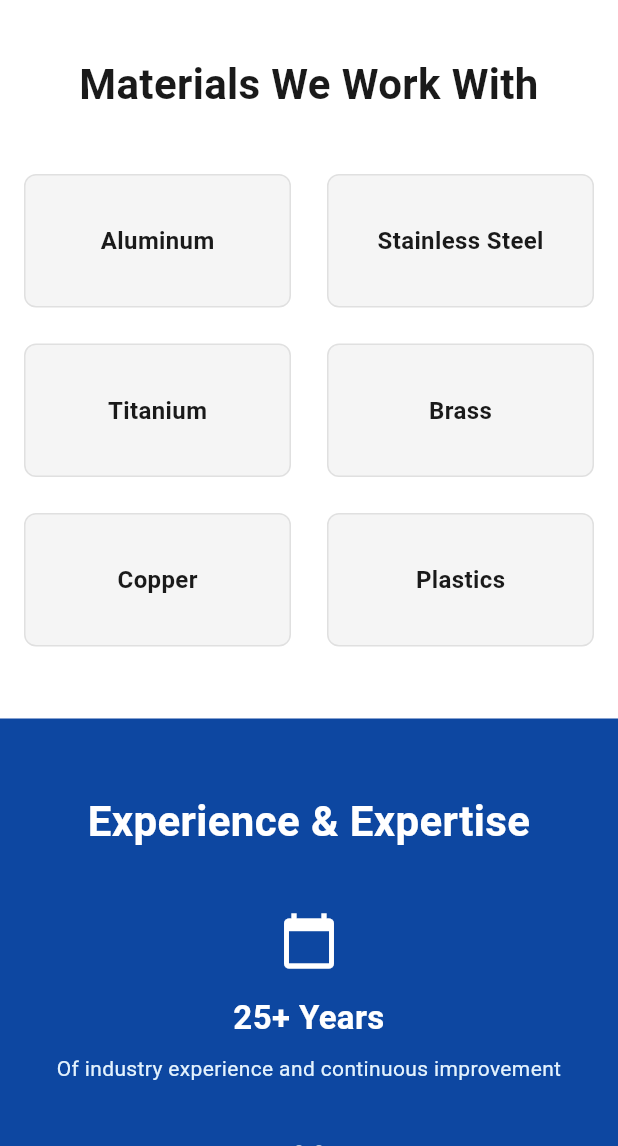
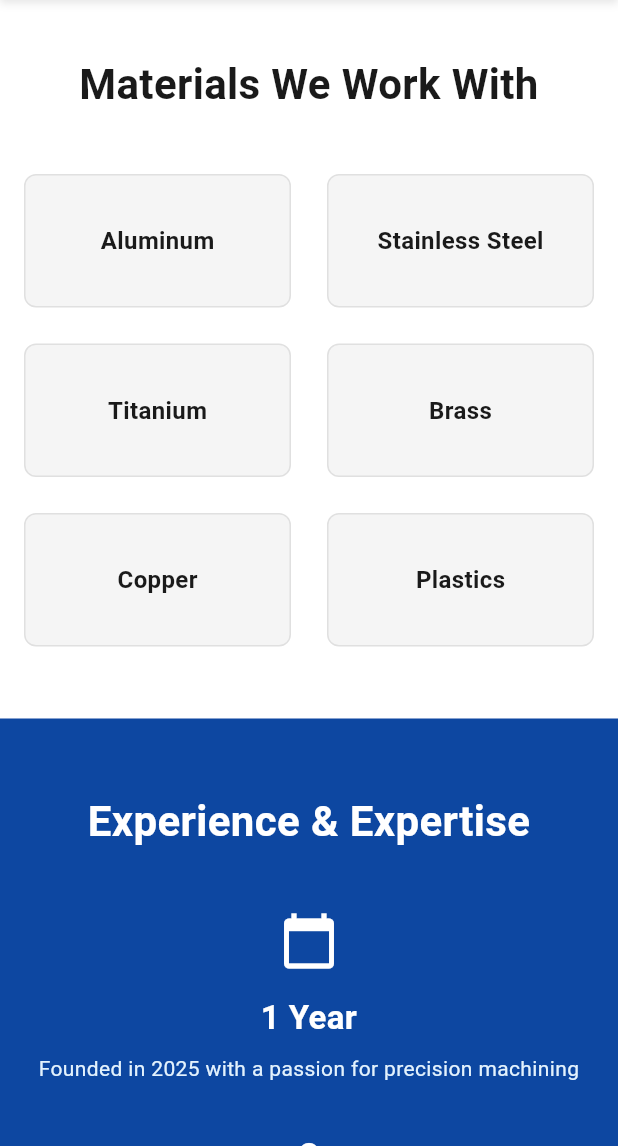
Before and after one commit to hung148/MV, a Flutter app: the screen it shows after launch, scrolled down 2304 dp, on a phone screen of 412 x 824 dp, the part 90-1236 px from its top. Run offline on Flutter 3.47's test engine with Material 3 defaults, Android fonts, the phone set to English and light mode, and no system bars; our stand-ins replace cloud_firestore, firebase_core, go_router; accounts and stored records are empty; generated files the repository leaves out were written again.

Commit message:
fix overflow error

```diff
--- a/lib/main.dart
+++ b/lib/main.dart
@@ -60,15 +60,65 @@ class AppShell extends StatelessWidget {
   @override
   Widget build(BuildContext context) {
     return Scaffold(
-      body: Column(
-        children: [
-          CustomNavigationBar(
-            currentRoute: currentRoute,
-            onNavigate: (route) => context.go(route),
-          ),
-          Expanded(child: child),
-        ],
-      ),
+      body: _AppShellBody(currentRoute: currentRoute, child: child),
     );
   }
 }
+
+class _AppShellBody extends StatefulWidget {
+  final Widget child;
+  final String currentRoute;
+
+  const _AppShellBody({required this.child, required this.currentRoute});
+
+  @override
+  State<_AppShellBody> createState() => _AppShellBodyState();
+}
+
+class _AppShellBodyState extends State<_AppShellBody> {
+  final GlobalKey _navKey = GlobalKey();
+  double _navHeight = 64;
+
+  @override
+  void initState() {
+    super.initState();
+    WidgetsBinding.instance.addPostFrameCallback((_) => _measureNav());
+  }
+
+  void _measureNav() {
+    final box = _navKey.currentContext?.findRenderObject() as RenderBox?;
+    if (box != null && mounted) {
+      setState(() => _navHeight = box.size.height);
+    }
+  }
+
+  @override
+  Widget build(BuildContext context) {
+    return Stack(
+      children: [
+        // Page content scrolls underneath, padded so it starts below the nav
+        Positioned.fill(
+          top: _navHeight,
+          child: widget.child,
+        ),
+        // Nav bar sits on top
+        Positioned(
+          top: 0,
+          left: 0,
+          right: 0,
+          child: KeyedSubtree(
+            key: _navKey,
+            child: CustomNavigationBar(
+              currentRoute: widget.currentRoute,
+              onNavigate: (route) {
+                context.go(route);
+                // Re-measure after navigation (menu may close)
+                WidgetsBinding.instance.addPostFrameCallback((_) => _measureNav());
+              },
+            ),
+          ),
+        ),
+      ],
+    );
+  }
+}
--- a/lib/screens/about_page.dart
+++ b/lib/screens/about_page.dart
@@ -42,9 +42,9 @@ class AboutPage extends StatelessWidget {
           constraints: BoxConstraints(maxWidth: r.maxContentWidth),
           child: Column(
             children: [
-              Text('About MV Machine Shop', style: TextStyle(fontSize: r.displayHeading, fontWeight: FontWeight.bold, color: Colors.white), textAlign: TextAlign.center),
+              Text('About MV Manufacturing LLC', style: TextStyle(fontSize: r.displayHeading, fontWeight: FontWeight.bold, color: Colors.white), textAlign: TextAlign.center),
               SizedBox(height: r.spacingM),
-              Text('Building precision parts and lasting partnerships since 1999', style: TextStyle(fontSize: r.heroSubHeading, color: Colors.white70), textAlign: TextAlign.center),
+              Text('Building precision parts and lasting partnerships since 2025', style: TextStyle(fontSize: r.heroSubHeading, color: Colors.white70), textAlign: TextAlign.center),
             ],
           ),
         ),
@@ -65,13 +65,13 @@ class AboutPage extends StatelessWidget {
               Text('Our Story', style: TextStyle(fontSize: r.heading1, fontWeight: FontWeight.bold, color: const Color(0xFF1a1a1a))),
               SizedBox(height: r.spacingL),
               Text(
-                'Founded in 1999 by master machinist Michael Vasquez, MV Machine Shop began in a modest 2,000 square foot facility with just three CNC machines and a vision for excellence. What started as a small job shop serving local manufacturers has grown into a full-service precision machining company trusted by aerospace, medical, and industrial clients nationwide.',
+                'Founded in 2025 by master machinist Minh Vu, MV Manufacturing LLC began in a modest 1,300 square foot facility with just one CNC machine and a vision for excellence. What started as a small job shop serving local manufacturers has grown into a full-service precision machining company trusted by aerospace, medical, and industrial clients nationwide.',
                 style: TextStyle(fontSize: r.bodyProse, color: const Color(0xFF333333), height: 1.8),
                 textAlign: TextAlign.center,
               ),
               SizedBox(height: r.spacingM),
               Text(
-                'Today, we operate from a 25,000 square foot facility housing state-of-the-art CNC equipment and employ over 50 skilled professionals. Our commitment to quality, innovation, and customer service remains as strong as it was on day one.',
+                'Today, we operate from our facility with two CNC machines, with Minh hands-on at every step. Our commitment to quality, innovation, and customer service remains as strong as it was on day one.',
                 style: TextStyle(fontSize: r.bodyProse, color: const Color(0xFF333333), height: 1.8),
                 textAlign: TextAlign.center,
               ),
@@ -188,9 +188,7 @@ class AboutPage extends StatelessWidget {
                 runSpacing: r.spacingXL,
                 alignment: WrapAlignment.center,
                 children: [
-                  _buildTeamMember(r, name: 'Michael Vasquez', title: 'Founder & CEO', description: 'Master machinist with 35+ years of experience. Leads strategic vision and client relationships.'),
-                  _buildTeamMember(r, name: 'Sarah Chen', title: 'VP of Operations', description: 'Aerospace engineer overseeing production, quality control, and continuous improvement initiatives.'),
-                  _buildTeamMember(r, name: 'Robert Martinez', title: 'Director of Engineering', description: 'CAD/CAM expert managing programming team and technical customer support.'),
+                  _buildTeamMember(r, name: 'Minh Vu', title: 'Founder & Owner', description: 'Master machinist and sole operator, personally handling every job from start to finish.'),
                 ],
               ),
             ],
@@ -237,12 +235,8 @@ class AboutPage extends StatelessWidget {
             children: [
               Text('Our Journey', style: TextStyle(fontSize: r.heading1, fontWeight: FontWeight.bold, color: const Color(0xFF1a1a1a))),
               SizedBox(height: r.spacingXXL),
-              _buildTimelineItem(r, '1999', 'Founded', 'MV Machine Shop established with 3 CNC machines'),
-              _buildTimelineItem(r, '2005', 'ISO 9001', 'Achieved ISO 9001 certification'),
-              _buildTimelineItem(r, '2010', 'Facility Expansion', 'Moved to 15,000 sq ft facility'),
-              _buildTimelineItem(r, '2015', 'AS9100 Certified', 'Entered aerospace market with AS9100D'),
-              _buildTimelineItem(r, '2020', 'Major Growth', 'Expanded to 25,000 sq ft, added 5-axis capabilities'),
-              _buildTimelineItem(r, '2024', 'Medical Certification', 'Achieved ISO 13485 for medical device manufacturing'),
+              _buildTimelineItem(r, '2025', 'Founded', 'MV Manufacturing LLC established with 1 CNC machine in a 1,300 sq ft facility'),
+              _buildTimelineItem(r, '2026', 'Growing', 'Added a second CNC machine, continuing to build client relationships'),
             ],
           ),
         ),
--- a/lib/screens/capabilities_page.dart
+++ b/lib/screens/capabilities_page.dart
@@ -75,10 +75,8 @@ class CapabilitiesPage extends StatelessWidget {
                 runSpacing: r.cardSpacing,
                 alignment: WrapAlignment.center,
                 children: [
-                  _buildEquipmentCard(r, title: '5-Axis CNC Mills', specs: ['Travel: 40" x 20" x 20"', 'Spindle speed: 12,000 RPM', 'Tool capacity: 60 tools', 'Tolerance: ±0.0005"'], icon: Icons.view_in_ar),
                   _buildEquipmentCard(r, title: 'CNC Turning Centers', specs: ['Max diameter: 12"', 'Max length: 24"', 'Live tooling capable', 'Sub-spindle equipped'], icon: Icons.rotate_90_degrees_ccw),
                   _buildEquipmentCard(r, title: 'Swiss-Type Lathes', specs: ['Bar capacity: 1.25"', 'Live tooling: 12 positions', 'Sub-spindle capable', 'High-volume production'], icon: Icons.precision_manufacturing),
-                  _buildEquipmentCard(r, title: 'Wire EDM', specs: ['Wire diameter: 0.004" - 0.012"', 'Tolerance: ±0.0002"', 'Surface finish: Ra 8', 'Hardened materials capable'], icon: Icons.bolt),
                   _buildEquipmentCard(r, title: 'CMM Inspection', specs: ['Measuring volume: 24" x 24" x 16"', 'Accuracy: 0.0001"', 'Contact and optical probing', 'Full dimensional reports'], icon: Icons.straighten),
                   _buildEquipmentCard(r, title: 'Surface Grinding', specs: ['Capacity: 24" x 12" x 12"', 'Tolerance: ±0.0002"', 'Surface finish: Ra 4', 'Magnetic and vacuum chucks'], icon: Icons.grid_on),
                 ],
@@ -273,7 +271,7 @@ class CapabilitiesPage extends StatelessWidget {
                         _buildCapacityStat(r, 'Prototype', 'to Production', Icons.inventory),
                         _buildCapacityStat(r, '1-100,000+', 'Parts/Month', Icons.speed),
                         _buildCapacityStat(r, '24/7', 'Operations', Icons.access_time),
-                        _buildCapacityStat(r, '15+', 'CNC Machines', Icons.precision_manufacturing),
+                        _buildCapacityStat(r, '2', 'CNC Machines', Icons.precision_manufacturing),
                       ],
                     )
                   : Wrap(
@@ -284,7 +282,7 @@ class CapabilitiesPage extends StatelessWidget {
                         _buildCapacityStat(r, 'Prototype', 'to Production', Icons.inventory),
                         _buildCapacityStat(r, '1-100,000+', 'Parts/Month', Icons.speed),
                         _buildCapacityStat(r, '24/7', 'Operations', Icons.access_time),
-                        _buildCapacityStat(r, '15+', 'CNC Machines', Icons.precision_manufacturing),
+                        _buildCapacityStat(r, '2', 'CNC Machines', Icons.precision_manufacturing),
                       ],
                     ),
             ],
@@ -326,10 +324,8 @@ class CapabilitiesPage extends StatelessWidget {
                 mainAxisSpacing: r.cardSpacing,
                 childAspectRatio: r.certGridAspectRatio,
                 children: [
-                  _buildCertCard(r, 'ISO 9001:2015', 'Quality Management'),
                   _buildCertCard(r, 'AS9100D', 'Aerospace Quality'),
                   _buildCertCard(r, 'ITAR Registered', 'Defense Compliance'),
-                  _buildCertCard(r, 'ISO 13485', 'Medical Devices'),
                   _buildCertCard(r, 'PPAP Level 3', 'Automotive Standards'),
                   _buildCertCard(r, 'RoHS Compliant', 'Environmental Standards'),
                 ],
--- a/lib/screens/home_page.dart
+++ b/lib/screens/home_page.dart
@@ -160,7 +160,7 @@ class HomePageContent extends StatelessWidget {
                 children: [
                   _buildFeatureCard(r, icon: Icons.precision_manufacturing, title: 'Precision Engineering', description: 'Tolerances down to ±0.0005" with state-of-the-art CNC equipment'),
                   _buildFeatureCard(r, icon: Icons.speed, title: 'Fast Turnaround', description: 'Quick quotes within 24 hours and rapid production times'),
-                  _buildFeatureCard(r, icon: Icons.verified, title: 'Quality Assured', description: 'ISO 9001 certified processes and rigorous inspection standards'),
+                  _buildFeatureCard(r, icon: Icons.verified, title: 'Quality Assured', description: 'Rigorous inspection standards and personal quality control on every part'),
                 ],
               ),
             ],
@@ -218,10 +218,10 @@ class HomePageContent extends StatelessWidget {
                 runSpacing: r.cardSpacing,
                 alignment: WrapAlignment.center,
                 children: [
-                  _buildServiceCard(r, title: 'CNC Milling', description: '3-axis and 5-axis milling for complex geometries', imageIcon: Icons.settings),
+                  _buildServiceCard(r, title: 'CNC Milling', description: '3-axis milling for complex geometries', imageIcon: Icons.settings),
                   _buildServiceCard(r, title: 'CNC Turning', description: 'High-precision turning for cylindrical components', imageIcon: Icons.rotate_right),
                   _buildServiceCard(r, title: 'Prototyping', description: 'Rapid prototyping from concept to finished part', imageIcon: Icons.science),
-                  _buildServiceCard(r, title: 'Production Runs', description: 'Low to high volume manufacturing capabilities', imageIcon: Icons.factory),
+                  _buildServiceCard(r, title: 'Production Runs', description: 'Low to medium volume manufacturing capabilities', imageIcon: Icons.factory),
                 ],
               ),
             ],
@@ -318,20 +318,20 @@ class HomePageContent extends StatelessWidget {
                   ? Row(
                       crossAxisAlignment: CrossAxisAlignment.start,
                       children: [
-                        Expanded(child: _buildExperiencePoint(r, icon: Icons.calendar_today, title: '25+ Years', description: 'Of industry experience and continuous improvement')),
+                        Expanded(child: _buildExperiencePoint(r, icon: Icons.calendar_today, title: '1 Year', description: 'Founded in 2025 with a passion for precision machining')),
                         SizedBox(width: r.spacingXL),
-                        Expanded(child: _buildExperiencePoint(r, icon: Icons.people, title: 'Expert Team', description: 'Certified machinists and quality control specialists')),
+                        Expanded(child: _buildExperiencePoint(r, icon: Icons.person, title: 'Owner-Operated', description: 'Every part personally handled by Minh Vu, master machinist')),
                         SizedBox(width: r.spacingXL),
-                        Expanded(child: _buildExperiencePoint(r, icon: Icons.build, title: 'Advanced Equipment', description: 'Latest CNC machines and measurement tools')),
+                        Expanded(child: _buildExperiencePoint(r, icon: Icons.build, title: '2 CNC Machines', description: 'Dedicated equipment for precision manufacturing')),
                       ],
                     )
                   : Column(
                       children: [
-                        _buildExperiencePoint(r, icon: Icons.calendar_today, title: '25+ Years', description: 'Of industry experience and continuous improvement'),
+                        _buildExperiencePoint(r, icon: Icons.calendar_today, title: '1 Year', description: 'Founded in 2025 with a passion for precision machining'),
                         SizedBox(height: r.spacingXL),
-                        _buildExperiencePoint(r, icon: Icons.people, title: 'Expert Team', description: 'Certified machinists and quality control specialists'),
+                        _buildExperiencePoint(r, icon: Icons.person, title: 'Owner-Operated', description: 'Every part personally handled by Minh Vu, master machinist'),
                         SizedBox(height: r.spacingXL),
-                        _buildExperiencePoint(r, icon: Icons.build, title: 'Advanced Equipment', description: 'Latest CNC machines and measurement tools'),
+                        _buildExperiencePoint(r, icon: Icons.build, title: '2 CNC Machines', description: 'Dedicated equipment for precision manufacturing'),
                       ],
                     ),
             ],
@@ -365,8 +365,7 @@ class HomePageContent extends StatelessWidget {
               ? Row(
                   mainAxisAlignment: MainAxisAlignment.spaceAround,
                   children: [
-                    _buildStatItem(r, '10,000+', 'Parts Manufactured'),
-                    _buildStatItem(r, '500+', 'Satisfied Clients'),
+                    _buildStatItem(r, '2', 'CNC Machines'),
                     _buildStatItem(r, '99.8%', 'Quality Rate'),
                     _buildStatItem(r, '24hr', 'Quote Turnaround'),
                   ],
@@ -376,8 +375,7 @@ class HomePageContent extends StatelessWidget {
                   runSpacing: r.spacingXL,
                   alignment: WrapAlignment.center,
                   children: [
-                    _buildStatItem(r, '10,000+', 'Parts Manufactured'),
-                    _buildStatItem(r, '500+', 'Satisfied Clients'),
+                    _buildStatItem(r, '2', 'CNC Machines'),
                     _buildStatItem(r, '99.8%', 'Quality Rate'),
                     _buildStatItem(r, '24hr', 'Quote Turnaround'),
                   ],
--- a/lib/screens/services_page.dart
+++ b/lib/screens/services_page.dart
@@ -75,11 +75,11 @@ class ServicesPage extends StatelessWidget {
                 runSpacing: r.spacingL,
                 alignment: WrapAlignment.center,
                 children: [
-                  _buildDetailedServiceCard(r, icon: Icons.settings, title: 'CNC Milling', description: 'Precision milling services for complex parts', features: ['3-axis and 5-axis capabilities', 'Tolerances to ±0.0005"', 'Parts up to 40" x 20" x 20"', 'Prototype to production']),
-                  _buildDetailedServiceCard(r, icon: Icons.rotate_right, title: 'CNC Turning', description: 'High-precision turning for cylindrical components', features: ['Live tooling capabilities', 'Multi-axis turning centers', 'Diameters up to 12"', 'Bar and chuck work']),
+                  _buildDetailedServiceCard(r, icon: Icons.settings, title: 'CNC Milling', description: 'Precision milling services for complex parts', features: ['3-axis capabilities', 'Tolerances to ±0.0005"', 'Prototype to production', 'Personal attention on every job']),
+                  _buildDetailedServiceCard(r, icon: Icons.rotate_right, title: 'CNC Turning', description: 'High-precision turning for cylindrical components', features: ['Live tooling capabilities', 'Diameters up to 12"', 'Bar and chuck work', 'Tight tolerances']),
                   _buildDetailedServiceCard(r, icon: Icons.science, title: 'Rapid Prototyping', description: 'Fast turnaround for prototype development', features: ['Quick quote within 24 hours', 'Single or low-volume runs', 'Design consultation available', 'Material recommendations']),
-                  _buildDetailedServiceCard(r, icon: Icons.factory, title: 'Production Manufacturing', description: 'Scalable production runs with consistent quality', features: ['Low to high volume capabilities', 'Quality control at every step', 'Just-in-time delivery options', 'Vendor managed inventory']),
-                  _buildDetailedServiceCard(r, icon: Icons.precision_manufacturing, title: 'Swiss Machining', description: 'Ultra-precise parts for medical and aerospace', features: ['Complex geometries', 'Tight tolerances', 'Small diameter work', 'High-volume capability']),
+                  _buildDetailedServiceCard(r, icon: Icons.factory, title: 'Production Manufacturing', description: 'Consistent quality on every production run', features: ['Low to medium volume capabilities', 'Quality control at every step', 'Just-in-time delivery options', 'Owner-operated precision']),
+                  _buildDetailedServiceCard(r, icon: Icons.precision_manufacturing, title: 'Swiss Machining', description: 'Ultra-precise parts for demanding applications', features: ['Complex geometries', 'Tight tolerances', 'Small diameter work', 'High-volume capability']),
                   _buildDetailedServiceCard(r, icon: Icons.build_circle, title: 'Assembly Services', description: 'Complete assembly and sub-assembly solutions', features: ['Mechanical assembly', 'Testing and validation', 'Packaging solutions', 'Quality documentation']),
                 ],
               ),
```
Also changed, not shown: lib/widgets/quote_form.dart (+18 -4 lines), firebase.json, 6 other files.
